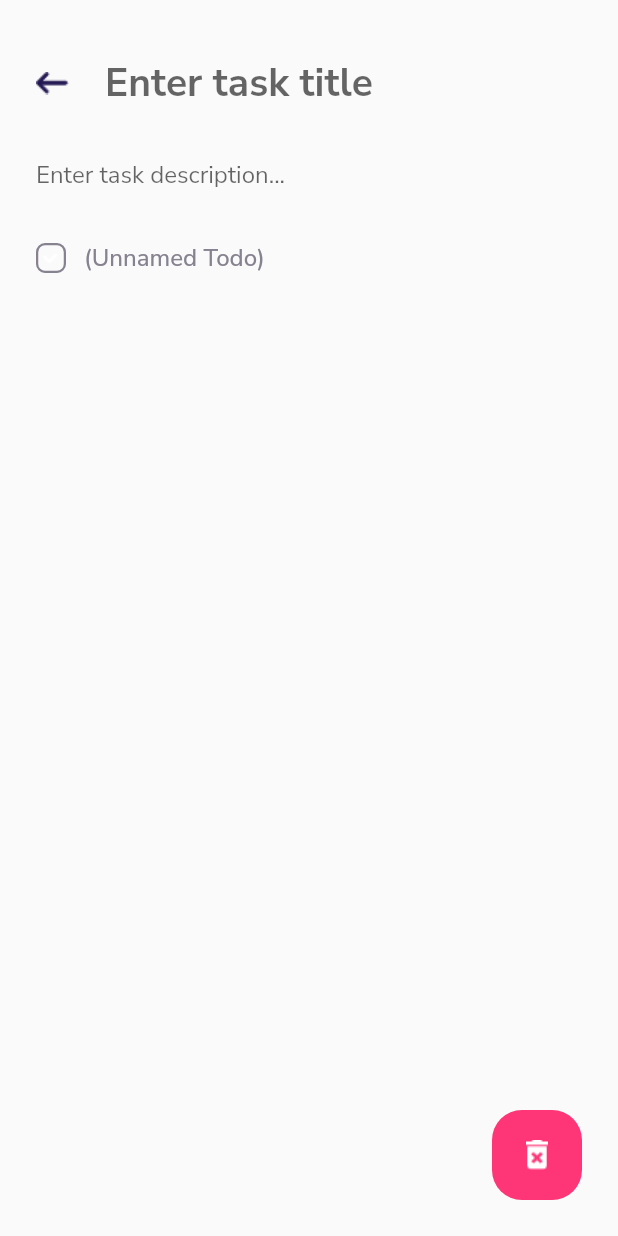
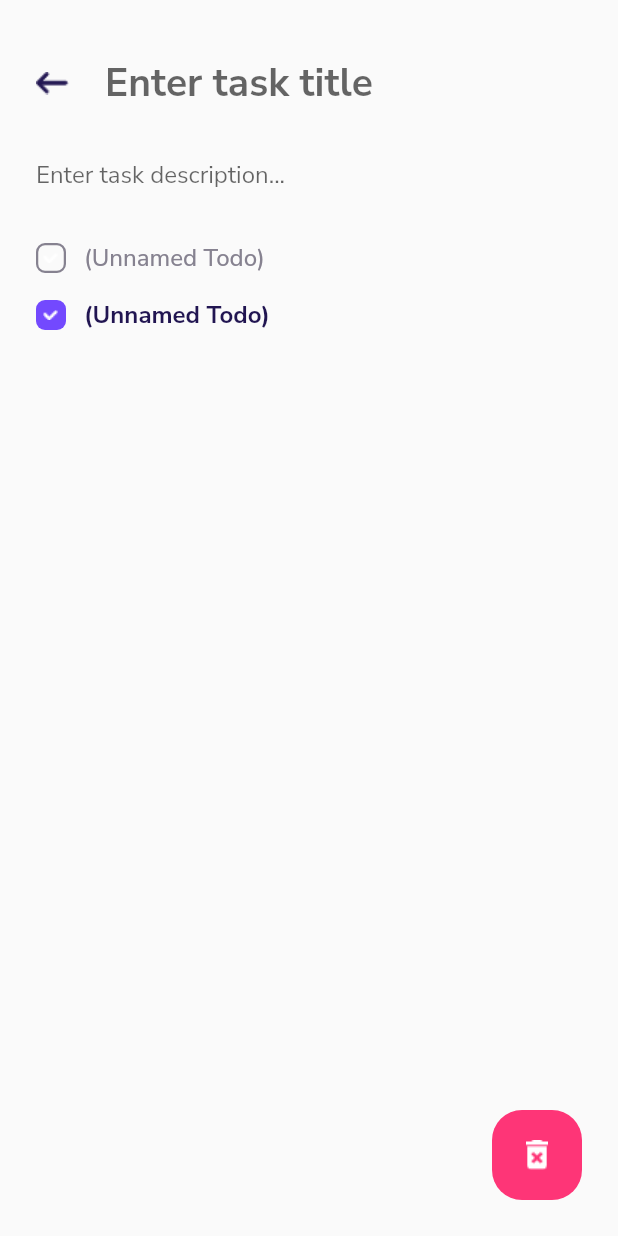
Before and after one commit to stonecoldanmol/todoverse, a Flutter app: the TaskPage screen opened directly, on a phone screen of 412 x 824 dp. Run offline on Flutter 3.47's test engine with Material 2 defaults, Android fonts, the phone set to English and light mode, and no system bars; our stand-ins replace google_fonts.

```diff
--- a/lib/screens/homepage.dart
+++ b/lib/screens/homepage.dart
@@ -45,7 +45,6 @@ class _HomepageState extends State<Homepage> {
                             desc: 'Welcome to ToDoVerse',
                           ),
                           TaskCardWidget(),
-
                         ],
                       ),
                     ),
--- a/lib/screens/taskpage.dart
+++ b/lib/screens/taskpage.dart
@@ -72,6 +72,9 @@ class _TaskPageState extends State<TaskPage>
                       TodoWidget(
                         isDone: false,
                       ),
+                      TodoWidget(
+                        isDone: true,
+                      ),
                     ],
                   ),
                   Positioned(
```
